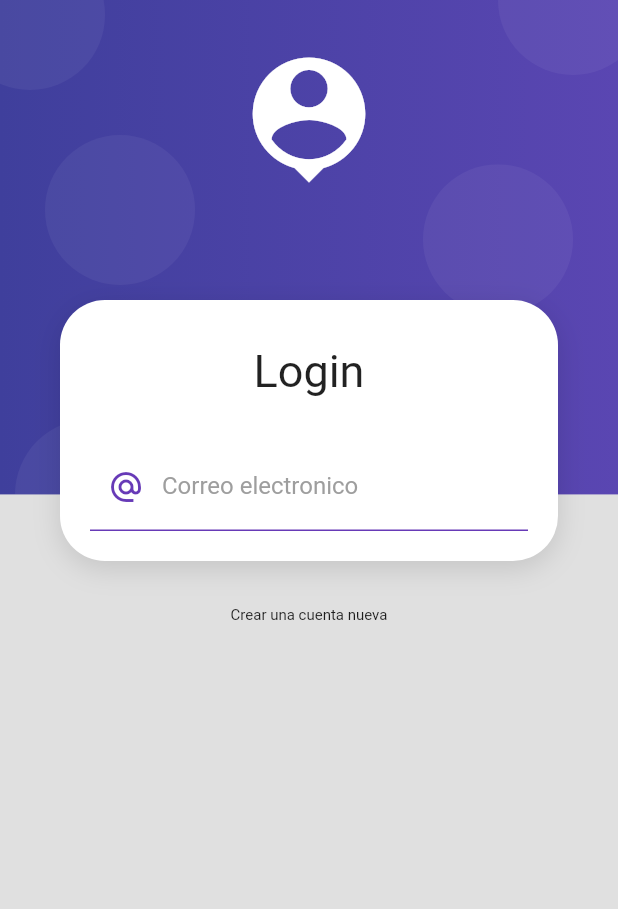
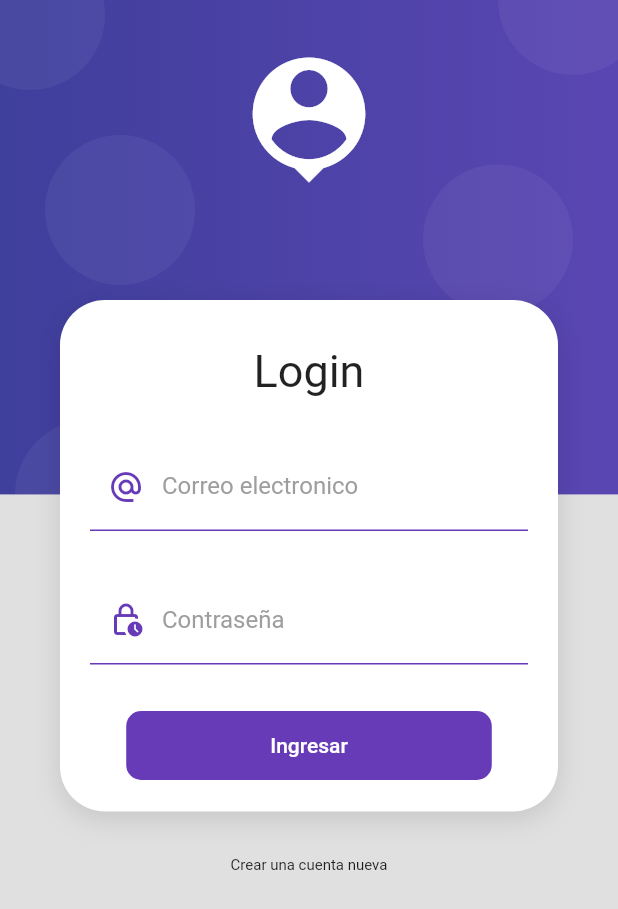
Before and after one commit to MARCOSJOEL25/app_producto, a Flutter app: the screen it shows after launch, on a phone screen of 412 x 824 dp. Shown: the top 909 px of the screen. Run offline on Flutter 3.47's test engine with Material 2 defaults, Android fonts, the phone set to English and light mode, and no system bars; Roboto replaces fonts that are missing (creditCardName).

Commit message:
Login 1.1

```diff
--- /dev/null
+++ b/lib/providers/login_form_provider.dart
@@ -0,0 +1,22 @@
+import 'package:flutter/material.dart';
+
+class loginFormProvider extends ChangeNotifier {
+  GlobalKey<FormState> FormKey = new GlobalKey<FormState>();
+
+  String email = '';
+  String password = '';
+
+  bool isLoading = false;
+  bool get loading => isLoading;
+  set loading(value) {
+    isLoading = value;
+    notifyListeners();
+  }
+
+  bool isValidForm() {
+    print(FormKey.currentState?.validate() ?? false);
+    print('$email - $password');
+
+    return FormKey.currentState?.validate() ?? false;
+  }
+}
--- a/lib/screens/home.dart
+++ b/lib/screens/home.dart
@@ -5,6 +5,8 @@ class homeScreen extends StatelessWidget {
 
   @override
   Widget build(BuildContext context) {
-    return Container();
+    return Container(
+      child: Center(child: Text('home screen')),
+    );
   }
 }
--- a/lib/screens/login.dart
+++ b/lib/screens/login.dart
@@ -1,5 +1,7 @@
+import 'package:app_producto/providers/login_form_provider.dart';
 import 'package:app_producto/widget/widget.dart';
 import 'package:flutter/material.dart';
+import 'package:provider/provider.dart';
 
 class loginScreen extends StatelessWidget {
   const loginScreen({super.key});
@@ -15,28 +17,37 @@ class loginScreen extends StatelessWidget {
           ),
           cardContainer(
             chill: Column(
-              children: const [
-                 SizedBox(
+              children: [
+                const SizedBox(
                   height: 10,
                 ),
-                Center(
-                  child: Text('Login', style: TextStyle(fontSize: 30, fontFamily: AutofillHints.creditCardName), ),
+                const Center(
+                  child: Text(
+                    'Login',
+                    style: TextStyle(
+                        fontSize: 30, fontFamily: AutofillHints.creditCardName),
+                  ),
                 ),
-                SizedBox(
+                const SizedBox(
                   height: 30,
                 ),
-
-                formularioLogin()
+                ChangeNotifierProvider(
+                  create: (_) => loginFormProvider(),
+                  child: formularioLogin(),
+                )
               ],
             ),
           ),
           const SizedBox(
-                  height: 30,
-                ),
+            height: 30,
+          ),
           const Center(
-                  child: Text('Crear una cuenta nueva', style: TextStyle(fontSize: 10, fontFamily: AutofillHints.creditCardName), ),
-                ),
-
+            child: Text(
+              'Crear una cuenta nueva',
+              style: TextStyle(
+                  fontSize: 10, fontFamily: AutofillHints.creditCardName),
+            ),
+          ),
         ],
       ),
     ));
@@ -44,12 +55,14 @@ class loginScreen extends StatelessWidget {
 }
 
 class formularioLogin extends StatelessWidget {
-  const formularioLogin({super.key});
-
   @override
   Widget build(BuildContext context) {
+    final loginForm = Provider.of<loginFormProvider>(context);
+
     return Container(
       child: Form(
+        key: loginForm.FormKey,
+        autovalidateMode: AutovalidateMode.onUserInteraction,
         child: Column(
           children: [
             TextFormField(
@@ -57,22 +70,92 @@ class formularioLogin extends StatelessWidget {
               keyboardType: TextInputType.emailAddress,
               decoration: const InputDecoration(
                 enabledBorder: UnderlineInputBorder(
-                  borderSide:
-                  BorderSide(
-                    color: Colors.deepPurple
-                    ,)
-                ),
+                    borderSide: BorderSide(
+                  color: Colors.deepPurple,
+                )),
                 focusedBorder: UnderlineInputBorder(
-                  borderSide: BorderSide(color: Colors.deepPurple, width: 2)
-                ),
+                    borderSide: BorderSide(color: Colors.deepPurple, width: 2)),
                 hintText: 'john.doe@gmail.com',
                 labelText: 'Correo electronico',
-                labelStyle: TextStyle(
-                  color: Colors.grey
+                labelStyle: TextStyle(color: Colors.grey),
+                prefixIcon: Icon(
+                  Icons.alternate_email_sharp,
+                  color: Colors.deepPurple,
                 ),
-                prefixIcon: Icon(Icons.alternate_email_sharp, color: Colors.deepPurple,)
               ),
-            )
+              onChanged: (value) => loginForm.email = value,
+              validator: (value) {
+                String pattern =
+                    r'^(([^<>()[\]\\.,;:\s@\"]+(\.[^<>()[\]\\.,;:\s@\"]+)*)|(\".+\"))@((\[[0-9]{1,3}\.[0-9]{1,3}\.[0-9]{1,3}\.[0-9]{1,3}\])|(([a-zA-Z\-0-9]+\.)+[a-zA-Z]{2,}))$';
+
+                RegExp regExp = new RegExp(pattern);
+
+                return regExp.hasMatch(value ?? '')
+                    ? null
+                    : 'El valor ingresado no es un correo electronico';
+              },
+            ),
+            const SizedBox(
+              height: 30,
+            ),
+            TextFormField(
+              autovalidateMode: AutovalidateMode.onUserInteraction,
+              autocorrect: false,
+              obscureText: true,
+              keyboardType: TextInputType.emailAddress,
+              decoration: const InputDecoration(
+                enabledBorder: UnderlineInputBorder(
+                    borderSide: BorderSide(
+                  color: Colors.deepPurple,
+                )),
+                focusedBorder: UnderlineInputBorder(
+                    borderSide: BorderSide(color: Colors.deepPurple, width: 2)),
+                hintText: '******',
+                labelText: 'Contraseña',
+                labelStyle: TextStyle(color: Colors.grey),
+                prefixIcon: Icon(
+                  Icons.lock_clock_outlined,
+                  color: Colors.deepPurple,
+                ),
+              ),
+              onChanged: (value) => loginForm.password = value,
+              validator: (value) {
+                return value != '' ? null : 'Introduce una contraseña';
+              },
+            ),
+            const SizedBox(
+              height: 30,
+            ),
+            MaterialButton(
+                disabledColor: Colors.grey,
+                color: Colors.deepPurple,
+                elevation: 0,
+                shape: RoundedRectangleBorder(
+                  borderRadius: BorderRadius.circular(10),
+                ),
+                child: Container(
+                  padding:
+                      const EdgeInsets.symmetric(horizontal: 80, vertical: 15),
+                  child: Text(
+                    loginForm.isLoading ? 'Espere...' : 'Ingresar',
+                    style: const TextStyle(color: Colors.white),
+                  ),
+                ),
+                onPressed: loginForm.isLoading
+                    ? null
+                    : () async {
+                        //Focus.of(context).unfocus();
+
+                        if (!loginForm.isValidForm()) {
+                          return;
+                        }
+                        loginForm.loading = true;
+
+                        await Future.delayed(const Duration(seconds: 2));
+
+                        loginForm.loading = false;
+                        Navigator.pushReplacementNamed(context, 'home');
+                      })
           ],
         ),
       ),
--- a/pubspec.yaml
+++ b/pubspec.yaml
@@ -9,6 +9,7 @@ environment:
 dependencies:
   flutter:
     sdk: flutter
+  provider: ^6.0.5
 
 dev_dependencies:
   flutter_test:
```
Also changed, not shown: pubspec.lock.
